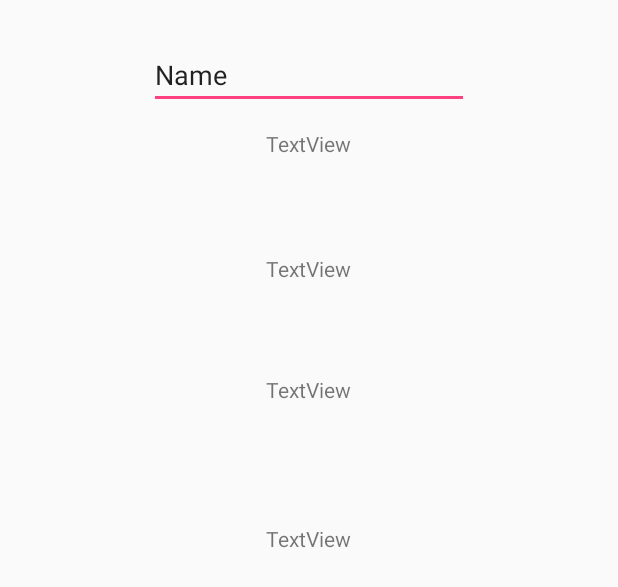
After one commit to AkashDhanwani/eDroid, an Android app: the layout activity_bookmarkcontent.xml on its own in the app's theme, with its tools: preview values and no code run, on a phone screen of 412 x 824 dp. The commit adds this screen. Shown: the top 587 px of the screen. Run offline under Robolectric (Android 15) with nearby library versions, the phone set to English and light mode, and no system bars.

Commit message:
bookmark activity changed and datayuge working again

```diff
--- a/app/build.gradle
+++ b/app/build.gradle
@@ -53,4 +53,5 @@ dependencies {
 
 
 
+
 apply plugin: 'com.google.gms.google-services'
--- a/app/src/main/AndroidManifest.xml
+++ b/app/src/main/AndroidManifest.xml
@@ -37,7 +37,8 @@
         <activity android:name=".ForgotPasswordActivity" />
         <activity android:name=".DetailInfoActivity" />
         <activity android:name=".Disclaimer" />
-        <activity android:name=".bookmark"></activity>
+        <activity android:name=".bookmark" />
+        <activity android:name=".bookmarkcontent"></activity>
     </application>
 
 </manifest>
--- a/app/src/main/java/com/fc/project/edroid/DatayugeFragment.java
+++ b/app/src/main/java/com/fc/project/edroid/DatayugeFragment.java
@@ -40,7 +40,7 @@ public class DatayugeFragment extends Fragment {
     TextView tvList;
     ProgressBar pb;
     Button btnSearch;
-    String Appid="Kp0L420x8EpfupDln5J8Q8ygIYv0v1kxdq9";
+    String Appid="lPDqZB9xFmxiEPLAzbJWgjkqzMgZsYy4FQq";
     View view;
     String query;
     private RecyclerView recyclerView;
@@ -101,7 +101,7 @@ public class DatayugeFragment extends Fragment {
                         String[][] pricestoresurl=new String[4][3];
                         JSONObject f1=data.getJSONObject(i);
                         String pid=f1.getString("product_id");
-                        String jsonstr1 = connection("https://price-api.datayuge.com/api/v1/compare/detail?api_key=Kp0L420x8EpfupDln5J8Q8ygIYv0v1kxdq9&id="+pid);
+                        String jsonstr1 = connection("https://price-api.datayuge.com/api/v1/compare/detail?api_key=lPDqZB9xFmxiEPLAzbJWgjkqzMgZsYy4FQq&id="+pid);
                         JSONObject jsonObject1=new JSONObject(jsonstr1);
                         JSONObject data1=jsonObject1.getJSONObject("data");
 
--- a/app/src/main/java/com/fc/project/edroid/MainActivity.java
+++ b/app/src/main/java/com/fc/project/edroid/MainActivity.java
@@ -393,7 +393,8 @@ MainActivity extends AppCompatActivity
          }
          else if (id == R.id.nav_bookmark) {
              Intent intent=new Intent(MainActivity.this,bookmark.class);
-             startActivityForResult(intent, 1 );
+           //  startActivityForResult(intent, 1 );
+             startActivity(intent);
 
          }
 
--- /dev/null
+++ b/app/src/main/res/layout/activity_bookmarkcontent.xml
@@ -0,0 +1,55 @@
+<?xml version="1.0" encoding="utf-8"?>
+<RelativeLayout xmlns:android="http://schemas.android.com/apk/res/android"
+    xmlns:app="http://schemas.android.com/apk/res-auto"
+    xmlns:tools="http://schemas.android.com/tools"
+    android:layout_width="match_parent"
+    android:layout_height="match_parent"
+    tools:context="com.fc.project.edroid.bookmarkcontent">
+
+    <TextView
+        android:id="@+id/tvTitle"
+        android:layout_width="wrap_content"
+        android:layout_height="wrap_content"
+        android:layout_alignParentTop="true"
+        android:layout_centerHorizontal="true"
+        android:layout_marginTop="86dp"
+        android:text="TextView" />
+
+    <TextView
+        android:id="@+id/tvFlipkart"
+        android:layout_width="wrap_content"
+        android:layout_height="wrap_content"
+        android:layout_alignEnd="@+id/tvTitle"
+        android:layout_below="@+id/tvTitle"
+        android:layout_marginTop="64dp"
+        android:text="TextView" />
+
+    <TextView
+        android:id="@+id/tvAmazon"
+        android:layout_width="wrap_content"
+        android:layout_height="wrap_content"
+        android:layout_alignStart="@+id/tvFlipkart"
+        android:layout_below="@+id/tvFlipkart"
+        android:layout_marginTop="61dp"
+        android:text="TextView" />
+
+    <TextView
+        android:id="@+id/tvEbay"
+        android:layout_width="wrap_content"
+        android:layout_height="wrap_content"
+        android:layout_alignEnd="@+id/tvAmazon"
+        android:layout_below="@+id/tvAmazon"
+        android:layout_marginTop="80dp"
+        android:text="TextView" />
+
+    <EditText
+        android:id="@+id/ettest"
+        android:layout_width="wrap_content"
+        android:layout_height="wrap_content"
+        android:layout_alignParentTop="true"
+        android:layout_centerHorizontal="true"
+        android:layout_marginTop="27dp"
+        android:ems="10"
+        android:inputType="textPersonName"
+        android:text="Name" />
+</RelativeLayout>
```
Also changed, not shown: app/src/main/java/com/fc/project/edroid/bookmark.java (+4 -3 lines), app/src/main/java/com/fc/project/edroid/bookmarkcontent.java (added, +156 -0 lines).
